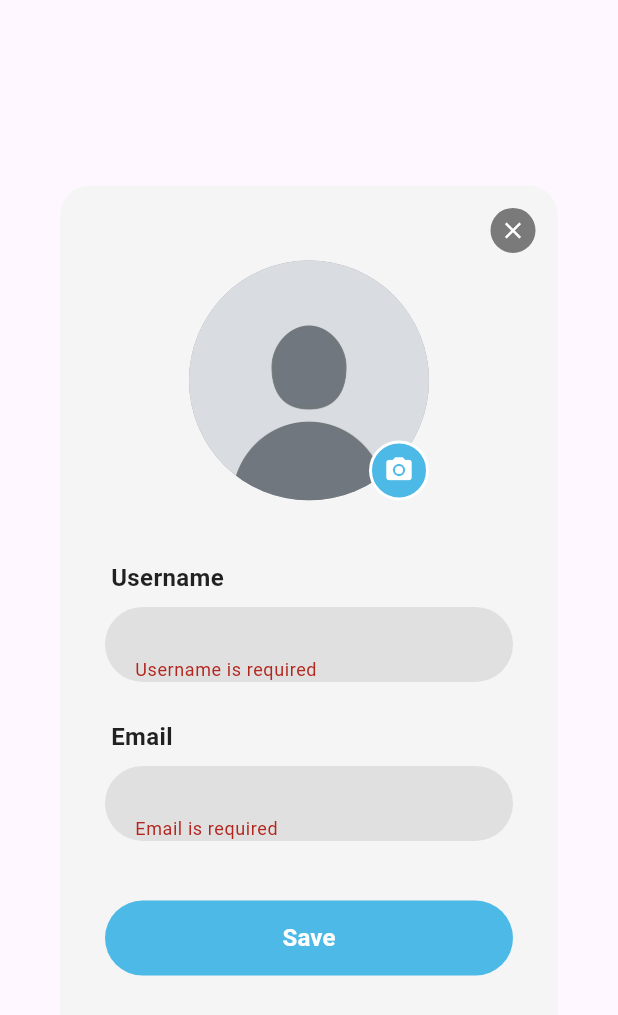
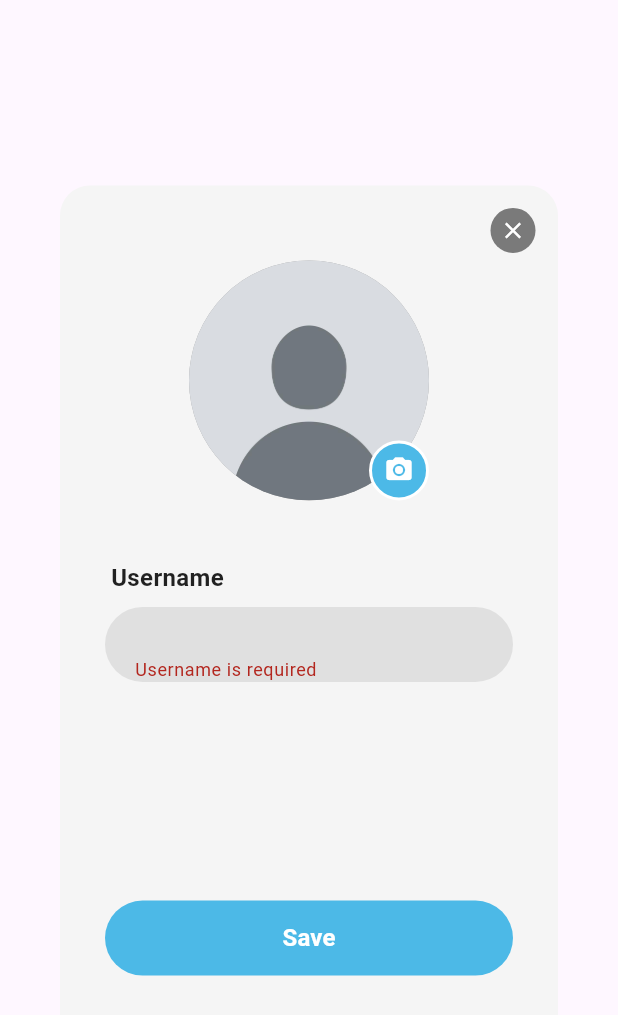
Before and after one commit to Yoelaugustan/TravelStory, a Flutter app: the UserModal widget shown alone on an empty page, opened directly, after a tap on "Save", on a phone screen of 412 x 824 dp. Shown: the top 1015 px of the screen. Run offline on Flutter 3.47's test engine with Material 3 defaults, Android fonts, the phone set to English and light mode, and no system bars; our stand-ins replace image_picker, phosphor_flutter, supabase_flutter; accounts and stored records are empty.

Commit message:
Remove Email In Update

```diff
--- a/lib/auth/auth_service.dart
+++ b/lib/auth/auth_service.dart
@@ -114,7 +114,6 @@ class AuthService {
   // Update user profile
   Future<void> updateUserProfile({
     String? username,
-    String? email,
     File? profileImage,
   }) async {
     try {
@@ -137,19 +136,6 @@ class AuthService {
         updates['profile_image_url'] = profileImageUrl;
       }
 
-      // Update email in both auth and database
-      if (email != null) {
-        final authResponse = await _supabase.auth.updateUser(
-          UserAttributes(email: email),
-        );
-
-        if (authResponse.user != null) {
-          updates['email'] = email;
-        } else {
-          throw Exception('Failed to update email in authentication');
-        }
-      }
-
       // Update users table if there are changes
       if (updates.isNotEmpty) {
         await _supabase
--- a/lib/modals/user_modal.dart
+++ b/lib/modals/user_modal.dart
@@ -96,16 +96,12 @@ class _UserModalState extends State<UserModal> {
 
     try {
       final newUsername = _usernameController.text.trim();
-      final newEmail = _emailController.text.trim();
       final currentUsername = userProfile?['username'];
-      final currentEmail = userProfile?['email'];
 
       String? usernameToUpdate = newUsername != currentUsername ? newUsername : null;
-      String? emailToUpdate = newEmail != currentEmail ? newEmail : null;
 
       await _authService.updateUserProfile(
         username: usernameToUpdate,
-        email: emailToUpdate,
         profileImage: _selectedImage,
       );
 
@@ -297,52 +293,6 @@ class _UserModalState extends State<UserModal> {
                           ],
                         ),
 
-                        const SizedBox(height: 25),
-
-                        // Email Field
-                        Column(
-                          crossAxisAlignment: CrossAxisAlignment.start,
-                          children: [
-                            const Padding(
-                              padding: EdgeInsets.only(left: 4, bottom: 8),
-                              child: Text(
-                                'Email',
-                                style: TextStyle(
-                                  fontSize: 16,
-                                  fontWeight: FontWeight.w600,
-                                  color: Colors.black87,
-                                ),
-                              ),
-                            ),
-                            Container(
-                              height: 50,
-                              decoration: BoxDecoration(
-                                color: const Color(0xFFE0E0E0),
-                                borderRadius: BorderRadius.circular(25),
-                              ),
-                              child: TextFormField(
-                                controller: _emailController,
-                                decoration: const InputDecoration(
-                                  border: InputBorder.none,
-                                  contentPadding: EdgeInsets.symmetric(
-                                    horizontal: 20,
-                                    vertical: 15,
-                                  ),
-                                ),
-                                validator: (value) {
-                                  if (value == null || value.trim().isEmpty) {
-                                    return 'Email is required';
-                                  }
-                                  if (!RegExp(r'^[\w-\.]+@([\w-]+\.)+[\w-]{2,4}$').hasMatch(value.trim())) {
-                                    return 'Please enter a valid email';
-                                  }
-                                  return null;
-                                },
-                              ),
-                            ),
-                          ],
-                        ),
-
                         const Spacer(),
 
                         // Save Button
```
